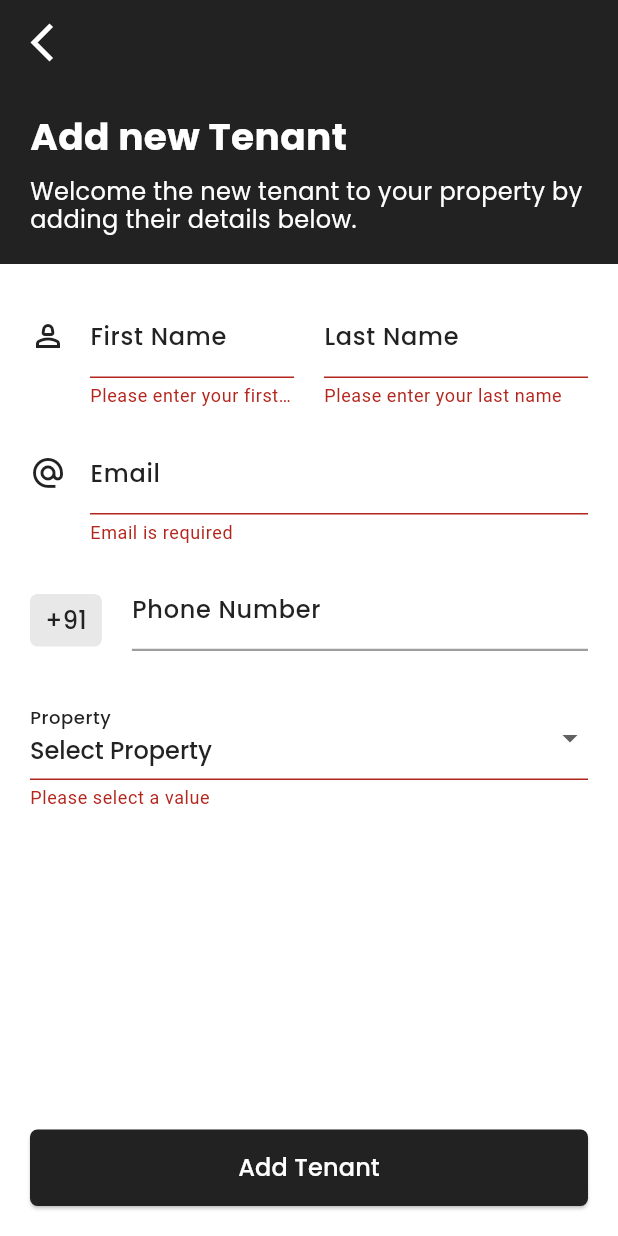
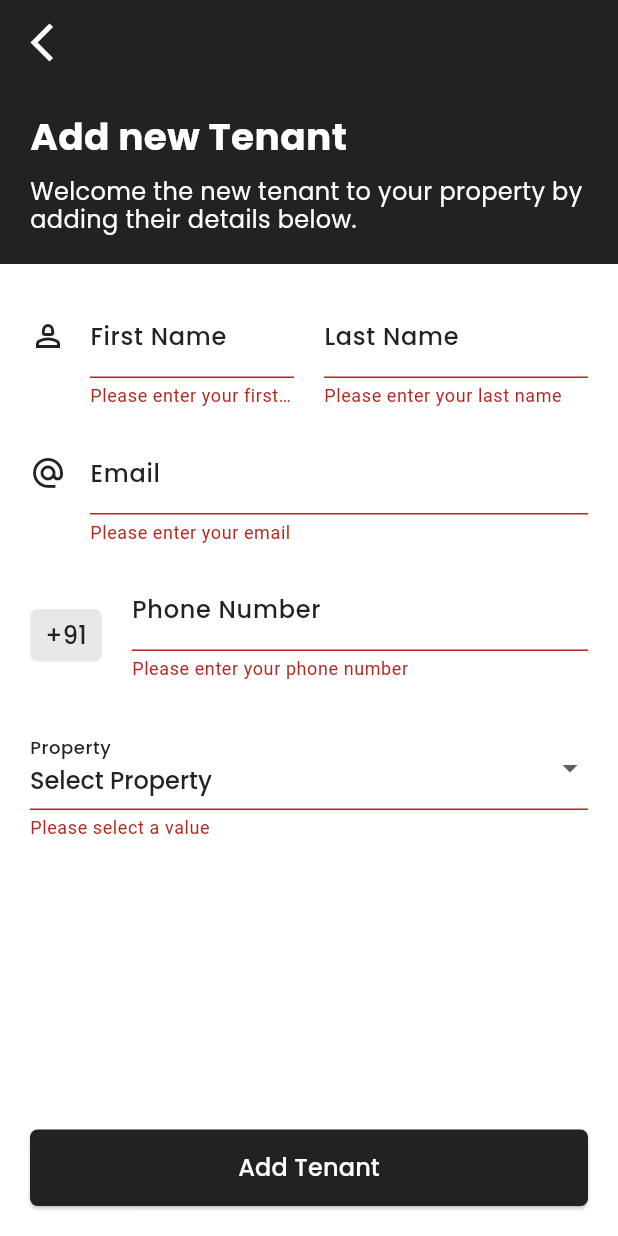
Before and after one commit to himakhaitan/fiyoh, a Flutter app: the AddNewTenantScreen screen opened by its route, after a tap on "Add Tenant", on a phone screen of 412 x 824 dp. Run offline on Flutter 3.47's test engine with Material 3 defaults, Android fonts, the phone set to English and light mode, and no system bars; our stand-ins replace bloc, cloud_firestore, firebase_auth, firebase_core, flutter_bloc, google_fonts; accounts and stored records are empty.

Commit message:
Resolves #23

```diff
--- a/lib/home/bloc/property_bloc.dart
+++ b/lib/home/bloc/property_bloc.dart
@@ -73,6 +73,7 @@ class PropertyBloc extends Bloc<PropertyEvent, PropertyState> {
 
   Future<void> _handleAddTenant(
       AddTenant event, Emitter<PropertyState> emit) async {
+        emit(PropertyLoading());
     try {
       final user = _auth.currentUser;
 
@@ -127,6 +128,7 @@ class PropertyBloc extends Bloc<PropertyEvent, PropertyState> {
           'updated_at': FieldValue.serverTimestamp(),
         },
       );
+      emit(PropertyAPICompleted());
     } catch (e) {
       emit(PropertyFailed(error: e.toString()));
     }
--- a/lib/property/screens/add_new_tenant_screen.dart
+++ b/lib/property/screens/add_new_tenant_screen.dart
@@ -34,6 +34,7 @@ class _AddNewTenantScreenState extends State<AddNewTenantScreen> {
   String _selectedProperty = "";
   String _selectedRoom = "";
   String _error = "";
+  bool _isLoading = false;
   List<String> propertyItems = [];
   List<String> floorItems = [];
   List<String> roomItems = ["1"];
@@ -44,10 +45,26 @@ class _AddNewTenantScreenState extends State<AddNewTenantScreen> {
       listener: (context, state) {
         if (state is PropertyLoaded) {
           setState(() {
+            _error = "";
+            _isLoading = false;
             propertyItems =
                 state.properties.map((e) => e.propertyName).toList();
           });
-        } else {}
+        } else if (state is PropertyLoading) {
+          setState(() {
+            _isLoading = true;
+          });
+        } else if (state is PropertyAPICompleted) {
+          setState(() {
+            _isLoading = false;
+          });
+          Navigator.pop(context);
+        } else if (state is PropertyFailed) {
+          setState(() {
+            _isLoading = false;
+            _error = state.error;
+          });
+        }
       },
       child: FormLayout(
         title: "Add new Tenant",
@@ -103,7 +120,12 @@ class _AddNewTenantScreenState extends State<AddNewTenantScreen> {
               controller: _emailController,
               validator: (value) {
                 if (value == null || value.isEmpty) {
-                  return "Email is required";
+                  return 'Please enter your email';
+                }
+                bool isValid =
+                    RegExp(r'^[\w-\.]+@([\w-]+\.)+[\w-]{2,4}$').hasMatch(value);
+                if (!isValid) {
+                  return 'Please enter a valid email address';
                 }
                 return null;
               },
@@ -113,6 +135,12 @@ class _AddNewTenantScreenState extends State<AddNewTenantScreen> {
               hintText: "Tenant's Phone Number",
               controller: _phoneController,
               validator: (value) {
+                if (value == null || value.isEmpty) {
+                  return 'Please enter your phone number';
+                }
+                if (value.length != 10) {
+                  return 'Please enter a valid phone number';
+                }
                 return null;
               },
             ),
@@ -172,7 +200,12 @@ class _AddNewTenantScreenState extends State<AddNewTenantScreen> {
               ),
           ],
         ),
-        buttonContainer: LongButton(
+        buttonContainer: _isLoading
+            ? const CircularProgressIndicator.adaptive(
+                valueColor:
+                    AlwaysStoppedAnimation<Color>(MyConstants.accentColor),
+              )
+            : LongButton(
                 text: "Add Tenant",
                 onPressed: () {
                   if (_formKey.currentState!.validate()) {
@@ -191,7 +224,8 @@ class _AddNewTenantScreenState extends State<AddNewTenantScreen> {
                       final state = context.read<PropertyBloc>().state;
                       if (state is PropertyLoaded) {
                         final selectedProperty = state.properties.firstWhere(
-                      (property) => property.propertyName == _selectedProperty);
+                            (property) =>
+                                property.propertyName == _selectedProperty);
 
                         // Add tenant to the selected room
                         setState(() {
@@ -201,8 +235,8 @@ class _AddNewTenantScreenState extends State<AddNewTenantScreen> {
                         // Fetch the room id of the selected room
 
                         final selectedRoomID = state.properties
-                      .firstWhere(
-                          (property) => property.propertyName == _selectedProperty)
+                            .firstWhere((property) =>
+                                property.propertyName == _selectedProperty)
                             .rooms[_selectedFloor]!
                             .firstWhere(
                                 (room) => room.roomNumber == _selectedRoom)
@@ -218,8 +252,6 @@ class _AddNewTenantScreenState extends State<AddNewTenantScreen> {
                                 tenantLastName: _lastNameController.text,
                               ),
                             );
-
-                  Navigator.pop(context);
                       }
                     }
                   }
```
Lines whose indentation alone changed are shown as unchanged.
